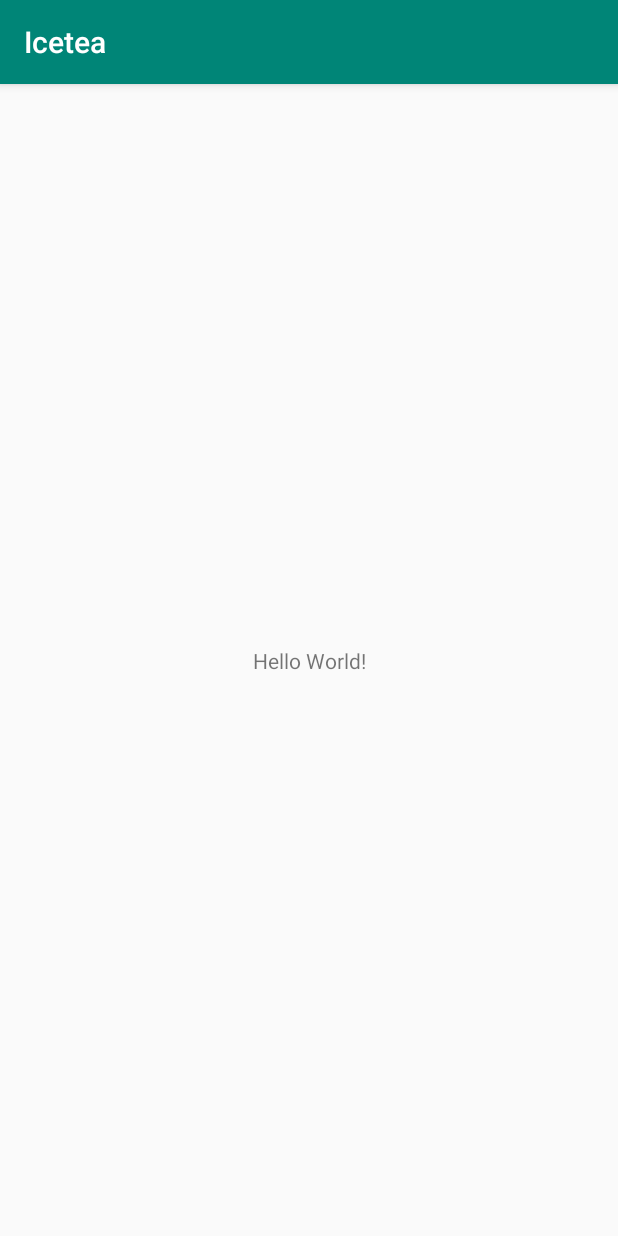
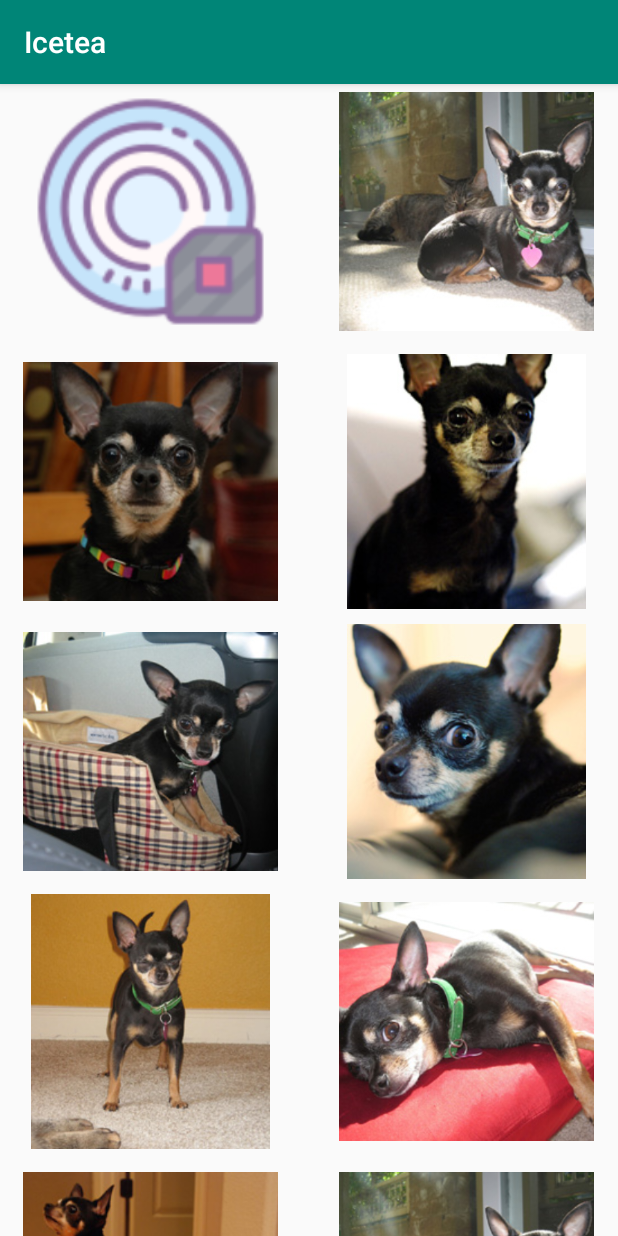
Before and after one commit to rohsins/icetea, an Android app: the screen it shows after launch (MainActivity), on a phone screen of 412 x 824 dp. Run offline under Robolectric (Android 15) with nearby library versions, the phone set to English and light mode, and no system bars.

Commit message:
Initial Commit

```diff
--- /dev/null
+++ b/app/src/main/java/com/rohsins/icetea/ImageAdapter.kt
@@ -0,0 +1,44 @@
+package com.rohsins.icetea
+
+import android.content.Context
+import android.view.View
+import android.view.ViewGroup
+import android.widget.BaseAdapter
+import android.widget.ImageView
+
+private val mThumbIds = arrayOf<Int>(
+    R.drawable.sensor, R.drawable.sample_3,
+    R.drawable.sample_4, R.drawable.sample_5,
+    R.drawable.sample_6, R.drawable.sample_7,
+    R.drawable.sample_0, R.drawable.sample_1,
+    R.drawable.sample_2, R.drawable.sample_3,
+    R.drawable.sample_4, R.drawable.sample_5,
+    R.drawable.sample_6, R.drawable.sample_7,
+    R.drawable.sample_0, R.drawable.sample_1,
+    R.drawable.sample_2, R.drawable.sample_3,
+    R.drawable.sample_4, R.drawable.sample_5,
+    R.drawable.sample_6, R.drawable.sample_7);
+
+class ImageAdapter(private val mContext: Context): BaseAdapter() {
+
+    override fun getCount(): Int = mThumbIds.size;
+
+    override fun getItem(position: Int): Any? = null;
+
+    override fun getItemId(position: Int): Long = 0L;
+
+    override fun getView(position: Int, convertView: View?, parent: ViewGroup?): View {
+        val imageView: ImageView
+        if (convertView == null) {
+            imageView = ImageView(mContext)
+            imageView.layoutParams = ViewGroup.LayoutParams(255, 255)
+            imageView.scaleType = ImageView.ScaleType.CENTER_CROP
+            imageView.setPadding(8, 8, 8, 8)
+        } else {
+            imageView = convertView as ImageView
+        }
+
+        imageView.setImageResource(mThumbIds[position])
+        return imageView
+    }
+}
--- a/app/src/main/java/com/rohsins/icetea/MainActivity.kt
+++ b/app/src/main/java/com/rohsins/icetea/MainActivity.kt
@@ -2,11 +2,21 @@ package com.rohsins.icetea
 
 import android.support.v7.app.AppCompatActivity
 import android.os.Bundle
+import android.widget.AdapterView
+import android.widget.GridView
+import android.widget.Toast
 
 class MainActivity : AppCompatActivity() {
 
     override fun onCreate(savedInstanceState: Bundle?) {
         super.onCreate(savedInstanceState)
         setContentView(R.layout.activity_main)
+
+        val gridView: GridView = findViewById(R.id.gridView);
+        gridView.adapter = ImageAdapter(this);
+
+        gridView.onItemClickListener = AdapterView.OnItemClickListener { parent, view, position, id ->
+            Toast.makeText(this, "$position", Toast.LENGTH_SHORT).show();
+        }
     }
 }
--- a/app/src/main/res/layout/activity_main.xml
+++ b/app/src/main/res/layout/activity_main.xml
@@ -7,13 +7,15 @@
         android:layout_height="match_parent"
         tools:context=".MainActivity">
 
-    <TextView
-            android:layout_width="wrap_content"
-            android:layout_height="wrap_content"
-            android:text="Hello World!"
-            app:layout_constraintBottom_toBottomOf="parent"
-            app:layout_constraintLeft_toLeftOf="parent"
-            app:layout_constraintRight_toRightOf="parent"
-            app:layout_constraintTop_toTopOf="parent"/>
+    <GridView
+        android:id="@+id/gridView"
+        android:layout_width="match_parent"
+        android:layout_height="match_parent"
+        android:columnWidth="160dp"
+        android:numColumns="auto_fit"
+        android:verticalSpacing="10dp"
+        android:horizontalSpacing="10dp"
+        android:stretchMode="columnWidth"
+        android:gravity="center"/>
 
 </android.support.constraint.ConstraintLayout>
```
Also changed, not shown: app/src/main/res/drawable/sample_0.jpg (added), app/src/main/res/drawable/sample_1.jpg (added), app/src/main/res/drawable/sample_2.jpg (added), app/src/main/res/drawable/sample_3.jpg (added), app/src/main/res/drawable/sample_4.jpg (added), app/src/main/res/drawable/sample_5.jpg (added), app/src/main/res/drawable/sample_6.jpg (added), app/src/main/res/drawable/sample_7.jpg (added), app/src/main/res/drawable/sensor.png (added).
